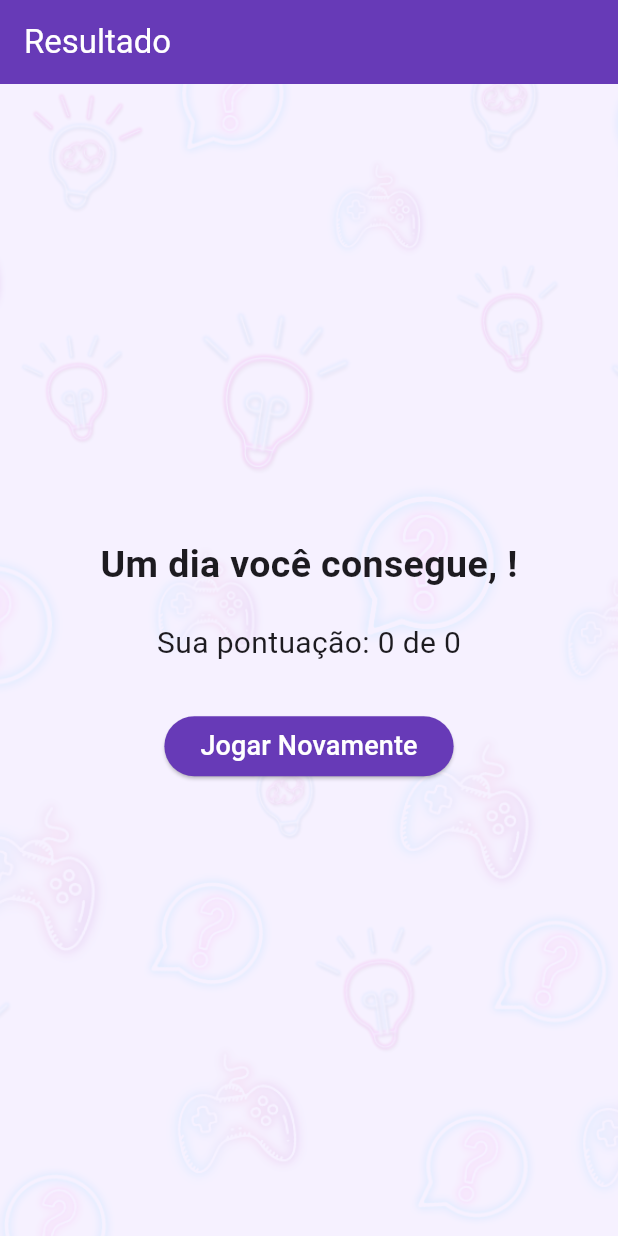
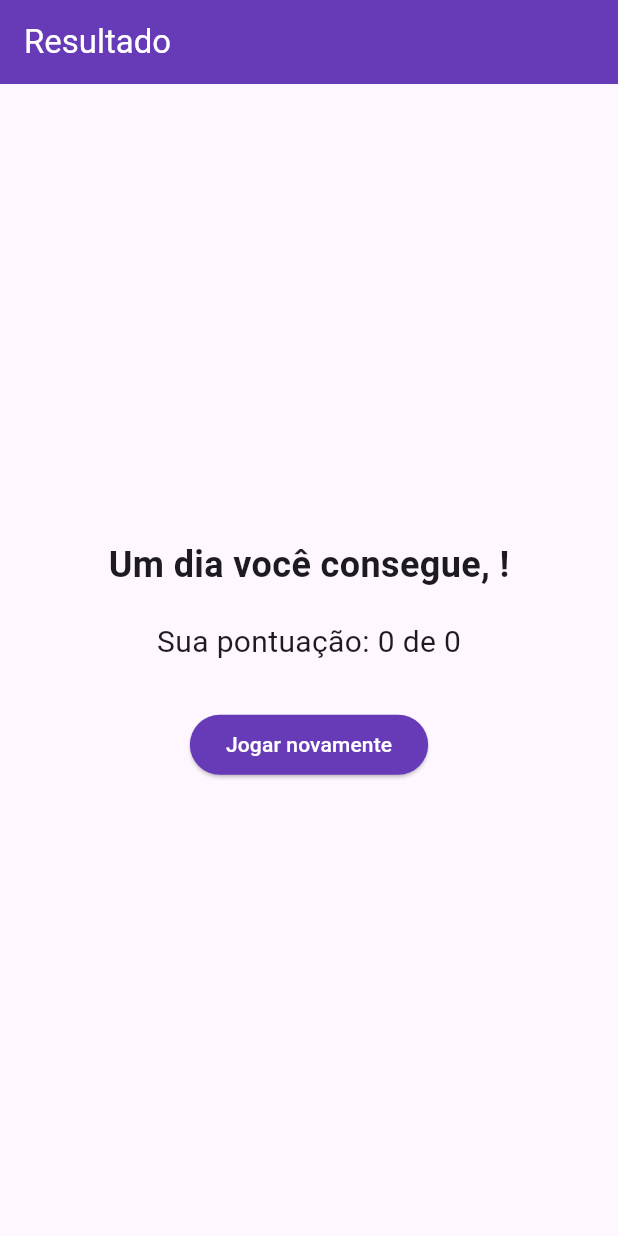
Before and after one commit to Gustavo-gsl/DevMob_Quizz, a Flutter app: the ResultadoPage screen opened directly with empty values, on a phone screen of 412 x 824 dp. Run offline on Flutter 3.47's test engine with Material 3 defaults, Android fonts, the phone set to English and light mode, and no system bars; our stand-ins replace shared_preferences; accounts and stored records are empty.

```diff
--- a/lib/screens/resultado.dart
+++ b/lib/screens/resultado.dart
@@ -1,4 +1,5 @@
 import 'package:flutter/material.dart';
+import 'package:shared_preferences/shared_preferences.dart';
 import '../main.dart';
 
 class ResultadoPage extends StatelessWidget {
@@ -6,40 +7,43 @@ class ResultadoPage extends StatelessWidget {
   final int pontuacao;
   final int total;
 
-  const ResultadoPage(
-      {super.key,
+  const ResultadoPage({
+    super.key,
     required this.nomeJogador,
     required this.pontuacao,
-      required this.total});
+    required this.total,
+  });
+
+  Future<void> _salvarResultado() async {
+    final prefs = await SharedPreferences.getInstance();
+    await prefs.setInt('ultimaPontuacao', pontuacao);
+    await prefs.setString('ultimoNome', nomeJogador);
+  }
 
   @override
   Widget build(BuildContext context) {
     return Scaffold(
       appBar: AppBar(
         title: const Text("Resultado",
-        style: TextStyle(color: Colors.white)
+            style: TextStyle(color: Colors.white)),
+        backgroundColor: Colors.deepPurple,
       ),
-          backgroundColor: Colors.deepPurple,),
-      body: Container(
-        decoration: const BoxDecoration(
-          image: DecorationImage(
-            image: AssetImage("assets/fundo.png"),
-            fit: BoxFit.cover,
-          ),
-        ),
-        child: Center(
+      body: FutureBuilder(
+        future: _salvarResultado(),
+        builder: (context, snapshot) {
+          return Center(
             child: Column(
               mainAxisAlignment: MainAxisAlignment.center,
               children: [
                 if (pontuacao >= 3) ...[
                   Text("Parabéns, $nomeJogador!",
-                    style:
-                        const TextStyle(fontSize: 25, fontWeight: FontWeight.bold)),
+                      style: const TextStyle(
+                          fontSize: 24, fontWeight: FontWeight.bold)),
                   const SizedBox(height: 20),
-              ]else ...[
+                ] else ...[
                   Text("Um dia você consegue, $nomeJogador!",
-                    style:
-                        const TextStyle(fontSize: 25, fontWeight: FontWeight.bold)),
+                      style: const TextStyle(
+                          fontSize: 24, fontWeight: FontWeight.bold)),
                   const SizedBox(height: 20),
                 ],
                 Text("Sua pontuação: $pontuacao de $total",
@@ -49,17 +53,19 @@ class ResultadoPage extends StatelessWidget {
                   onPressed: () {
                     Navigator.pushReplacement(
                       context,
-                    MaterialPageRoute(builder: (context) => const NomeJogadorPage()),
+                      MaterialPageRoute(
+                          builder: (context) => const NomeJogadorPage()),
                     );
                   },
-                style: ElevatedButton.styleFrom(backgroundColor: Colors.deepPurple),
-                child: const Text("Jogar Novamente",
-                  style: TextStyle(fontSize: 18, color: Colors.white),
-                  ),
+                  style: ElevatedButton.styleFrom(
+                      backgroundColor: Colors.deepPurple),
+                  child: const Text("Jogar novamente",
+                      style: TextStyle(color: Colors.white)),
                 )
               ],
             ),
-        ),
+          );
+        },
       ),
     );
   }
--- a/pubspec.yaml
+++ b/pubspec.yaml
@@ -38,6 +38,7 @@ dependencies:
 dev_dependencies:
   flutter_test:
     sdk: flutter
+  shared_preferences: ^2.2.2
 
   # The "flutter_lints" package below contains a set of recommended lints to
   # encourage good coding practices. The lint set provided by the package is
```
Also changed, not shown: lib/main.dart (+43 -6 lines), lib/screens/quiz.dart (+9 -9 lines), pubspec.lock, 1 other file. Lines whose indentation alone changed are shown as unchanged.
